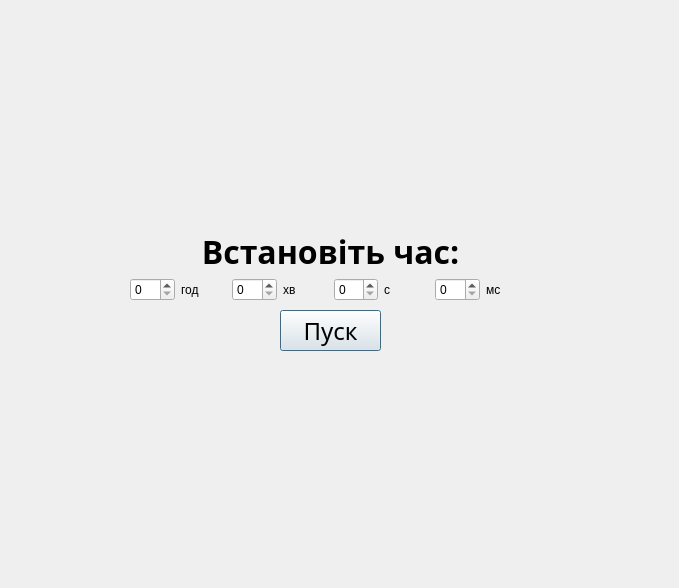
The window that 3 semester/OOOPLab2/addtimersmenu.ui (NaturalStupidlty/uni) describes before a commit, drawn with Qt 5.
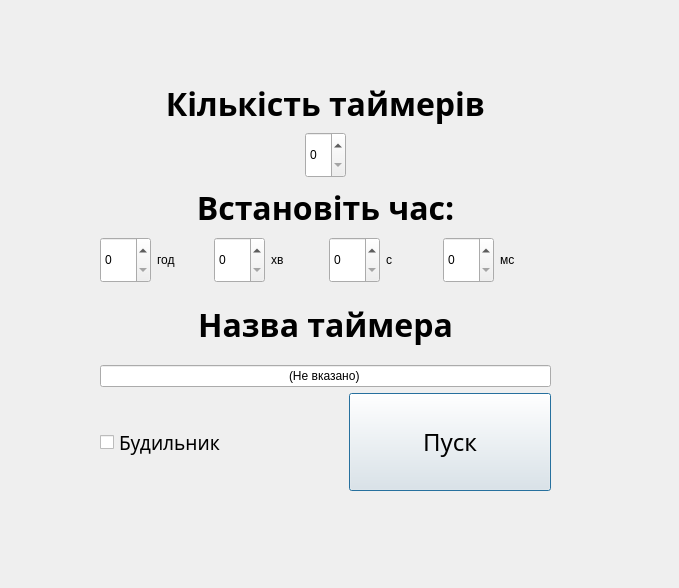
The same window after the commit.

Commit message: trying to add multiple timers

The edit to the form file:
```diff
--- a/3 semester/OOOPLab2/addtimersmenu.ui
+++ b/3 semester/OOOPLab2/addtimersmenu.ui
@@ -16,12 +16,55 @@
   <widget class="QWidget" name="verticalLayoutWidget">
    <property name="geometry">
     <rect>
-     <x>130</x>
-     <y>230</y>
-     <width>401</width>
-     <height>71</height>
+     <x>100</x>
+     <y>80</y>
+     <width>451</width>
+     <height>411</height>
     </rect>
    </property>
+   <layout class="QVBoxLayout" name="verticalLayout_5">
+    <item>
+     <layout class="QVBoxLayout" name="verticalLayout_2">
+      <item>
+       <widget class="QLabel" name="labelNumberOfTimers">
+        <property name="font">
+         <font>
+          <family>Montserrat</family>
+          <pointsize>24</pointsize>
+          <bold>true</bold>
+         </font>
+        </property>
+        <property name="tabletTracking">
+         <bool>false</bool>
+        </property>
+        <property name="text">
+         <string>Кількість таймерів</string>
+        </property>
+        <property name="alignment">
+         <set>Qt::AlignCenter</set>
+        </property>
+       </widget>
+      </item>
+      <item>
+       <layout class="QHBoxLayout" name="horizontalLayout_2">
+        <property name="topMargin">
+         <number>0</number>
+        </property>
+        <item>
+         <widget class="QSpinBox" name="spinBoxNumberOfTimers">
+          <property name="sizePolicy">
+           <sizepolicy hsizetype="Maximum" vsizetype="Minimum">
+            <horstretch>0</horstretch>
+            <verstretch>0</verstretch>
+           </sizepolicy>
+          </property>
+         </widget>
+        </item>
+       </layout>
+      </item>
+     </layout>
+    </item>
+    <item>
    <layout class="QVBoxLayout" name="verticalLayout">
     <item>
      <widget class="QLabel" name="label_5">
@@ -119,15 +162,98 @@
      </layout>
     </item>
    </layout>
-  </widget>
+    </item>
+    <item>
+     <layout class="QVBoxLayout" name="verticalLayout_4">
+      <item>
+       <widget class="QLabel" name="labelTimerName">
+        <property name="font">
+         <font>
+          <family>Montserrat</family>
+          <pointsize>24</pointsize>
+          <bold>true</bold>
+         </font>
+        </property>
+        <property name="tabletTracking">
+         <bool>false</bool>
+        </property>
+        <property name="text">
+         <string>Назва таймера</string>
+        </property>
+        <property name="alignment">
+         <set>Qt::AlignCenter</set>
+        </property>
+       </widget>
+      </item>
+      <item>
+       <layout class="QHBoxLayout" name="horizontalLayout_4">
+        <property name="topMargin">
+         <number>0</number>
+        </property>
+        <item>
+         <widget class="QLineEdit" name="timerName">
+          <property name="inputMask">
+           <string notr="true"/>
+          </property>
+          <property name="text">
+           <string>(Не вказано)</string>
+          </property>
+          <property name="alignment">
+           <set>Qt::AlignCenter</set>
+          </property>
+         </widget>
+        </item>
+       </layout>
+      </item>
+     </layout>
+    </item>
+    <item>
+     <layout class="QHBoxLayout" name="horizontalLayout_5">
+      <property name="sizeConstraint">
+       <enum>QLayout::SetDefaultConstraint</enum>
+      </property>
+      <item>
+       <widget class="QCheckBox" name="checkedAlarm">
+        <property name="sizePolicy">
+         <sizepolicy hsizetype="Minimum" vsizetype="Minimum">
+          <horstretch>0</horstretch>
+          <verstretch>0</verstretch>
+         </sizepolicy>
+        </property>
+        <property name="font">
+         <font>
+          <family>Montserrat</family>
+          <pointsize>14</pointsize>
+         </font>
+        </property>
+        <property name="text">
+         <string>Будильник</string>
+        </property>
+       </widget>
+      </item>
+      <item>
+       <spacer name="horizontalSpacer">
+        <property name="orientation">
+         <enum>Qt::Horizontal</enum>
+        </property>
+        <property name="sizeType">
+         <enum>QSizePolicy::Preferred</enum>
+        </property>
+        <property name="sizeHint" stdset="0">
+         <size>
+          <width>40</width>
+          <height>20</height>
+         </size>
+        </property>
+       </spacer>
+      </item>
+      <item>
   <widget class="QPushButton" name="startTimersButton">
-   <property name="geometry">
-    <rect>
-     <x>280</x>
-     <y>310</y>
-     <width>101</width>
-     <height>41</height>
-    </rect>
+        <property name="sizePolicy">
+         <sizepolicy hsizetype="Minimum" vsizetype="Minimum">
+          <horstretch>0</horstretch>
+          <verstretch>0</verstretch>
+         </sizepolicy>
    </property>
    <property name="font">
     <font>
@@ -138,6 +264,11 @@
    <property name="text">
     <string>Пуск</string>
    </property>
+       </widget>
+      </item>
+     </layout>
+    </item>
+   </layout>
   </widget>
  </widget>
  <resources/>
```
Left out of the diff: 20 changed lines with no effect on the pictures. Lines whose indentation alone changed are shown as unchanged. The commit also changes 10 other files.
